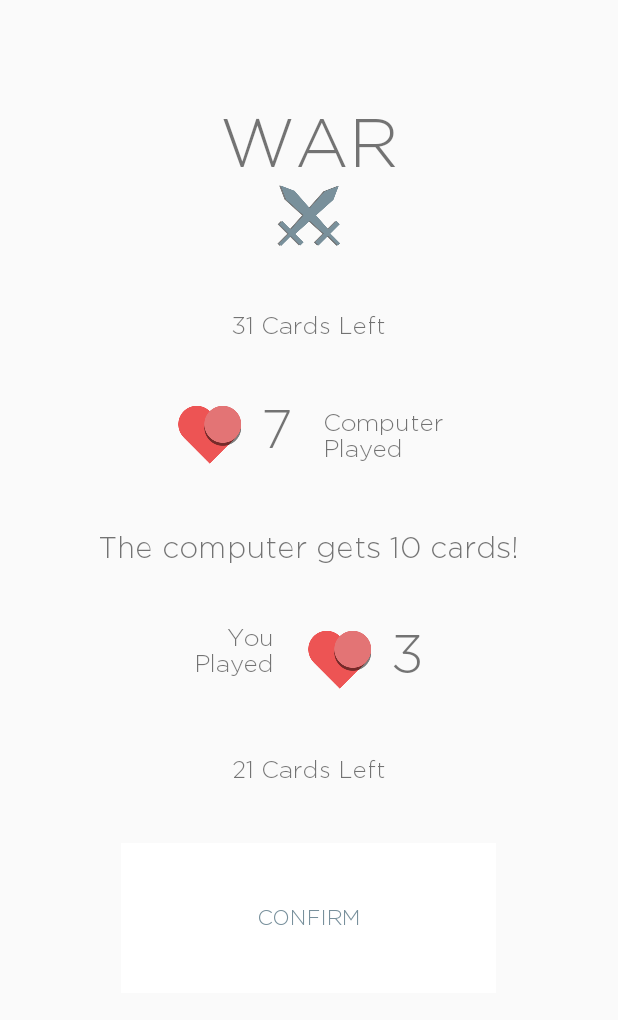
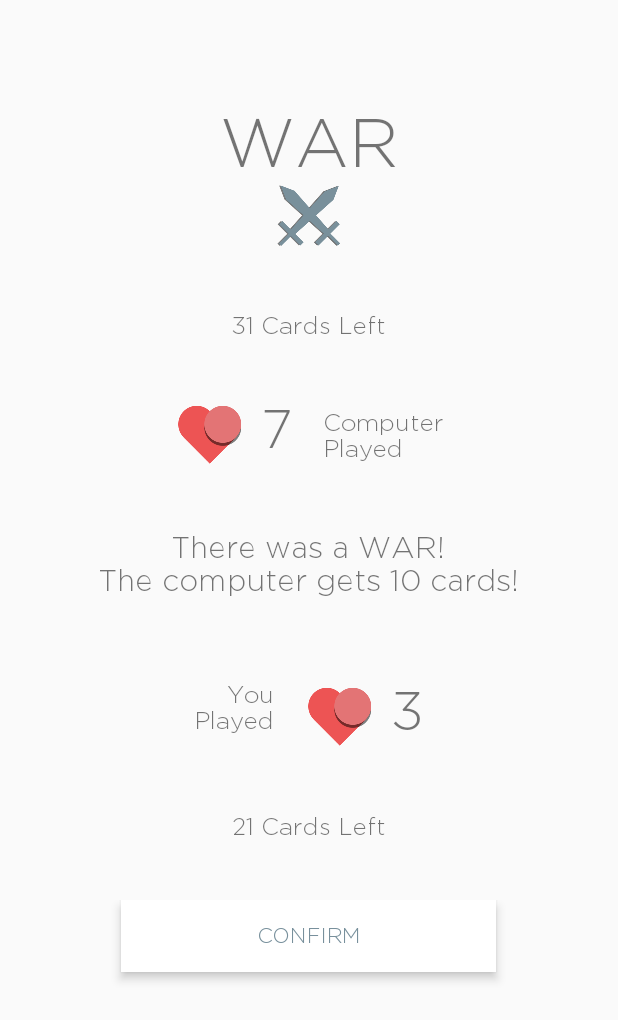
Before and after one commit to tylerbwong/CardGame, an Android app: the WarActivity screen opened directly, with no data from a screen before it, after a tap on "PLAY CARD", on a phone screen of 412 x 824 dp. Shown: the top 1020 px of the screen. Run offline under Robolectric (Android 15) with nearby library versions, the phone set to English and light mode, and no system bars.

Commit message:
fixed more war bugs

```diff
--- a/app/src/main/java/com/example/tylerbwong/cardgame/gui/war/WarActivity.java
+++ b/app/src/main/java/com/example/tylerbwong/cardgame/gui/war/WarActivity.java
@@ -131,10 +131,13 @@ public class WarActivity extends AppCompatActivity implements Observer {
    public void playAction(View v) {
       if (playButton.getText().toString().equals(getResources().getText(R.string.play_card).toString())) {
          controller.handleTurn();
-         playButton.setText(getResources().getText(R.string.confirm).toString());
-      } else {
+      }
+      else if (playButton.getText().toString().equals(getResources().getText(R.string.confirm).toString())){
          controller.handleConfirm();
-         playButton.setText(getResources().getText(R.string.play_card).toString());
+      }
+      else {
+         Intent backIntent = new Intent(this, MainActivity.class);
+         startActivity(backIntent);
       }
    }
 
@@ -143,21 +146,43 @@ public class WarActivity extends AppCompatActivity implements Observer {
       War war = (War) o;
 
       // update status label
+      String warString = "";
+      int prizeSize = war.getPrizeSize();
+
       switch (war.getCurrentState()) {
          case HUM_COLLECT:
-            statusLabel.setText("You get " + war.getPrizeSize() + " cards!");
+            if (prizeSize > 2) {
+               warString = getResources().getText(R.string.war_event).toString() +
+                     "You get " + war.getPrizeSize() + " cards!";
+            }
+            else {
+               warString = "You get " + war.getPrizeSize() + " cards!";
+            }
+            statusLabel.setText(warString);
+            playButton.setText(getResources().getText(R.string.confirm).toString());
             break;
          case COMP_COLLECT:
-            statusLabel.setText("The computer gets " + war.getPrizeSize() + " cards!");
+            if (prizeSize > 2) {
+               warString = getResources().getText(R.string.war_event).toString() +
+                     "The computer gets " + war.getPrizeSize() + " cards!";
+            }
+            else {
+               warString = "The computer gets " + war.getPrizeSize() + " cards!";
+            }
+            statusLabel.setText(warString);
+            playButton.setText(getResources().getText(R.string.confirm).toString());
             break;
          case COMP_WIN:
             statusLabel.setText(getResources().getText(R.string.comp_win));
+            playButton.setText(getResources().getText(R.string.back_to_main));
             break;
          case HUM_WIN:
             statusLabel.setText(getResources().getText(R.string.hum_win));
+            playButton.setText(getResources().getText(R.string.back_to_main));
             break;
          case HUM_TURN:
             statusLabel.setText(getResources().getText(R.string.hum_turn));
+            playButton.setText(getResources().getText(R.string.play_card).toString());
             break;
          default:
             statusLabel.setText(getResources().getText(R.string.war_start));
--- a/app/src/main/java/com/example/tylerbwong/cardgame/version1_0/war/War.java
+++ b/app/src/main/java/com/example/tylerbwong/cardgame/version1_0/war/War.java
@@ -138,6 +138,7 @@ public class War extends Observable {
    }
 
    public void doTurn() {
+      if (!endGame()) {
          Card userCard = userHand.play(0);
          setUserCardInPlay(userCard);
          Card compCard = computerHand.play(0);
@@ -146,6 +147,10 @@ public class War extends Observable {
          prize.add(compCard);
 
          compareCards();
+      }
+      else {
+         // end game state is set
+      }
    }
 
    private void setUserCardInPlay(Card card) {
--- a/app/src/main/res/layout/activity_war.xml
+++ b/app/src/main/res/layout/activity_war.xml
@@ -9,31 +9,31 @@
         android:layout_width="wrap_content"
         android:layout_height="wrap_content"
         android:layout_gravity="center"
+        android:layout_marginTop="70dp"
         android:text="@string/war_title"
-        android:textSize="45sp"
-        android:layout_marginTop="70dp"/>
+        android:textSize="45sp"/>
 
     <ImageView
         android:layout_width="wrap_content"
         android:layout_height="wrap_content"
-        android:src="@mipmap/war"
-        android:layout_gravity="center"/>
+        android:layout_gravity="center"
+        android:src="@mipmap/war"/>
 
     <TextView
         android:id="@+id/comp_cards"
         android:layout_width="wrap_content"
         android:layout_height="wrap_content"
-        android:text="@string/cards_left"
         android:layout_gravity="center"
         android:layout_marginTop="40dp"
+        android:text="@string/start_cards_left"
         android:textSize="16sp"/>
 
     <LinearLayout
         android:layout_width="wrap_content"
         android:layout_height="wrap_content"
+        android:layout_gravity="center"
         android:layout_marginTop="40dp"
-        android:orientation="horizontal"
-        android:layout_gravity="center">
+        android:orientation="horizontal">
 
         <ImageView
             android:id="@+id/comp_suit"
@@ -46,46 +46,47 @@
             android:id="@+id/comp_rank"
             android:layout_width="wrap_content"
             android:layout_height="wrap_content"
-            android:text="@string/ace"
-            android:textSize="36sp" />
+            android:text="@string/question"
+            android:textSize="36sp"/>
 
         <TextView
             android:id="@+id/comp_text"
             android:layout_width="wrap_content"
             android:layout_height="wrap_content"
+            android:layout_gravity="center_vertical"
+            android:layout_marginLeft="20dp"
             android:text="@string/comp_played"
-            android:textSize="16sp"
-            android:layout_marginLeft="20dp"
-            android:layout_gravity="center_vertical"/>
+            android:textSize="16sp"/>
 
     </LinearLayout>
 
     <TextView
         android:id="@+id/status_label"
         android:layout_width="wrap_content"
-        android:layout_height="wrap_content"
+        android:layout_height="60dp"
+        android:layout_gravity="center"
+        android:layout_marginTop="40dp"
         android:text="@string/war_start"
+        android:textAlignment="center"
         android:textSize="20sp"
-        android:textStyle="bold"
-        android:layout_marginTop="40dp"
-        android:layout_gravity="center"/>
+        android:textStyle="bold"/>
 
     <LinearLayout
         android:layout_width="wrap_content"
         android:layout_height="wrap_content"
+        android:layout_gravity="center"
         android:layout_marginTop="40dp"
-        android:orientation="horizontal"
-        android:layout_gravity="center">
+        android:orientation="horizontal">
 
         <TextView
             android:id="@+id/hum_text"
             android:layout_width="wrap_content"
             android:layout_height="match_parent"
+            android:layout_gravity="center_vertical"
+            android:layout_marginRight="20dp"
+            android:gravity="right"
             android:text="@string/you_played"
-            android:textSize="16sp"
-            android:gravity="right"
-            android:layout_marginRight="20dp"
-            android:layout_gravity="center_vertical"/>
+            android:textSize="16sp"/>
 
         <ImageView
             android:id="@+id/hum_suit"
@@ -98,8 +99,8 @@
             android:id="@+id/hum_rank"
             android:layout_width="wrap_content"
             android:layout_height="wrap_content"
-            android:text="@string/ace"
-            android:textSize="36sp" />
+            android:text="@string/question"
+            android:textSize="36sp"/>
 
     </LinearLayout>
 
@@ -107,14 +108,14 @@
         android:id="@+id/hum_cards"
         android:layout_width="wrap_content"
         android:layout_height="wrap_content"
-        android:text="@string/cards_left"
         android:layout_gravity="center"
         android:layout_marginTop="40dp"
+        android:text="@string/start_cards_left"
         android:textSize="16sp"/>
 
     <LinearLayout
-        android:layout_width="wrap_content"
-        android:layout_height="wrap_content"
+        android:layout_width="270dp"
+        android:layout_height="75dp"
         android:layout_gravity="center"
         android:layout_marginTop="40dp"
         android:orientation="vertical">
@@ -122,7 +123,8 @@
         <Button
             android:id="@+id/play_button"
             android:layout_width="250dp"
-            android:layout_height="100dp"
+            android:layout_height="wrap_content"
+            android:layout_gravity="center"
             android:background="@color/white"
             android:onClick="playAction"
             android:stateListAnimator="@anim/button_animator"
--- a/app/src/main/res/values/strings.xml
+++ b/app/src/main/res/values/strings.xml
@@ -33,15 +33,17 @@
     <string name="pile2">PILE 2</string>
     <string name="pile3">PILE 3</string>
     <string name="war_dialog">"It's a WAR!\n\nAre you sure you want to continue?"</string>
-    <string name="war_event">WAR! Play a card to continue.</string>
+    <string name="war_event">"There was a WAR!\n"</string>
     <string name="comp_played">"Computer\nPlayed"</string>
     <string name="you_played">"You\nPlayed"</string>
+    <string name="start_cards_left">26 Cards Left</string>
     <string name="cards_left">Cards Left</string>
     <string name="card_left">Card Left</string>
     <string name="war_title">WAR</string>
     <string name="play_card">PLAY CARD</string>
     <string name="confirm">CONFIRM</string>
     <string name="ace">A</string>
+    <string name="question">\?</string>
     <string name="comp_win">Sorry, the computer wins.</string>
     <string name="hum_win">Congratulations! You win!</string>
     <string name="hum_turn">Play a card to fight!</string>
```
Lines whose indentation alone changed are shown as unchanged.
